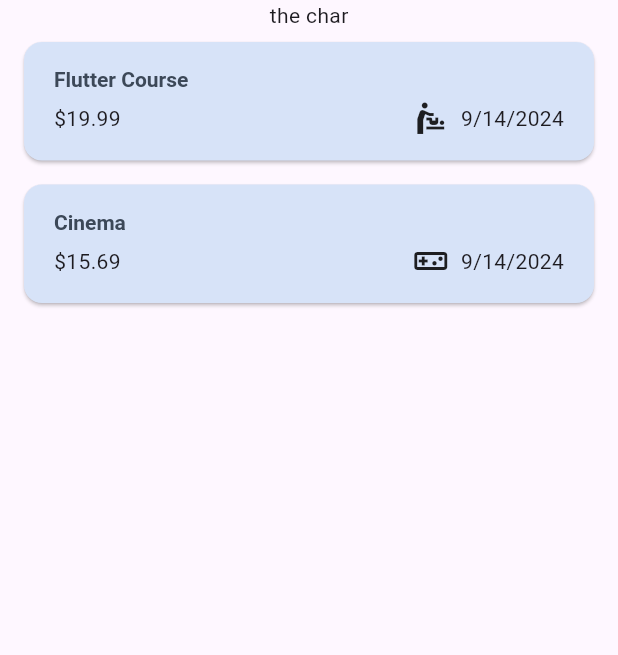
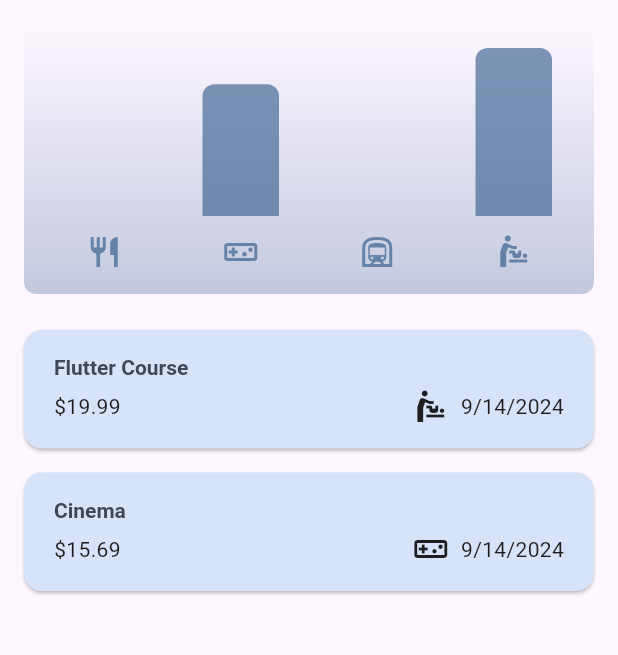
Before and after one commit to yusheng593/expense_tracker, a Flutter app: the screen it shows after launch, on a phone screen of 412 x 824 dp, the part 84-739 px from its top. Run offline on Flutter 3.47's test engine with Material 3 defaults, Android fonts, the phone set to English and light mode, and no system bars.

Commit message:
添加圖表

```diff
--- a/lib/models/expense.dart
+++ b/lib/models/expense.dart
@@ -34,3 +34,27 @@ class Expense {
   // }
   String get formattedDate => formatter.format(date);
 }
+
+class ExpenseBucket {
+  const ExpenseBucket({
+    required this.category,
+    required this.expenses,
+  });
+// 使用時輸入List<Expense>類型的參數，會取出符合 enum category 類型的資料放進你的變量中
+  ExpenseBucket.forCategory(List<Expense> allExpenses, this.category)
+      : expenses = allExpenses
+            .where((expense) => expense.category == category)
+            .toList();
+
+  final Category category;
+  final List<Expense> expenses;
+
+  double get totalExpenses {
+    double sum = 0;
+    for (final expense in expenses) {
+      sum += expense.amount;
+    }
+
+    return sum;
+  }
+}
--- /dev/null
+++ b/lib/widgets/chart/chart.dart
@@ -0,0 +1,95 @@
+import 'package:flutter/material.dart';
+
+import 'package:expense_tracker/widgets/chart/chart_bar.dart';
+import 'package:expense_tracker/models/expense.dart';
+
+class Chart extends StatelessWidget {
+  const Chart({super.key, required this.expenses});
+
+  final List<Expense> expenses;
+
+  List<ExpenseBucket> get buckets {
+    return [
+      ExpenseBucket.forCategory(expenses, Category.food),
+      ExpenseBucket.forCategory(expenses, Category.leisure),
+      ExpenseBucket.forCategory(expenses, Category.travel),
+      ExpenseBucket.forCategory(expenses, Category.work),
+    ];
+  }
+
+  double get maxTotalExpense {
+    double maxTotalExpense = 0;
+
+    for (final bucket in buckets) {
+      if (bucket.totalExpenses > maxTotalExpense) {
+        maxTotalExpense = bucket.totalExpenses;
+      }
+    }
+
+    return maxTotalExpense;
+  }
+
+  @override
+  Widget build(BuildContext context) {
+    final isDarkMode =
+        MediaQuery.of(context).platformBrightness == Brightness.dark;
+    return Container(
+      margin: const EdgeInsets.all(16),
+      padding: const EdgeInsets.symmetric(
+        vertical: 16,
+        horizontal: 8,
+      ),
+      width: double.infinity,
+      height: 180,
+      decoration: BoxDecoration(
+        borderRadius: BorderRadius.circular(8),
+        gradient: LinearGradient(
+          colors: [
+            Theme.of(context).colorScheme.primary.withOpacity(0.3),
+            Theme.of(context).colorScheme.primary.withOpacity(0.0)
+          ],
+          begin: Alignment.bottomCenter,
+          end: Alignment.topCenter,
+        ),
+      ),
+      child: Column(
+        children: [
+          Expanded(
+            child: Row(
+              crossAxisAlignment: CrossAxisAlignment.end,
+              children: [
+                for (final bucket in buckets) // alternative to map()
+                  ChartBar(
+                    fill: bucket.totalExpenses == 0
+                        ? 0
+                        : bucket.totalExpenses / maxTotalExpense,
+                  )
+              ],
+            ),
+          ),
+          const SizedBox(height: 12),
+          Row(
+            children: buckets
+                .map(
+                  (bucket) => Expanded(
+                    child: Padding(
+                      padding: const EdgeInsets.symmetric(horizontal: 4),
+                      child: Icon(
+                        categoryIcons[bucket.category],
+                        color: isDarkMode
+                            ? Theme.of(context).colorScheme.secondary
+                            : Theme.of(context)
+                                .colorScheme
+                                .primary
+                                .withOpacity(0.7),
+                      ),
+                    ),
+                  ),
+                )
+                .toList(),
+          )
+        ],
+      ),
+    );
+  }
+}
--- /dev/null
+++ b/lib/widgets/chart/chart_bar.dart
@@ -0,0 +1,34 @@
+import 'package:flutter/material.dart';
+
+class ChartBar extends StatelessWidget {
+  const ChartBar({
+    super.key,
+    required this.fill,
+  });
+
+  final double fill;
+
+  @override
+  Widget build(BuildContext context) {
+    final isDarkMode =
+        MediaQuery.of(context).platformBrightness == Brightness.dark;
+    return Expanded(
+      child: Padding(
+        padding: const EdgeInsets.symmetric(horizontal: 20),
+        child: FractionallySizedBox(
+          heightFactor: fill,
+          child: DecoratedBox(
+            decoration: BoxDecoration(
+              shape: BoxShape.rectangle,
+              borderRadius:
+                  const BorderRadius.vertical(top: Radius.circular(8)),
+              color: isDarkMode
+                  ? Theme.of(context).colorScheme.secondary
+                  : Theme.of(context).colorScheme.primary.withOpacity(0.65),
+            ),
+          ),
+        ),
+      ),
+    );
+  }
+}
--- a/lib/widgets/expenses.dart
+++ b/lib/widgets/expenses.dart
@@ -1,3 +1,4 @@
+import 'package:expense_tracker/widgets/chart/chart.dart';
 import 'package:expense_tracker/widgets/expenses_list/expenses_list.dart';
 import 'package:expense_tracker/models/expense.dart';
 import 'package:expense_tracker/widgets/new_expense.dart';
@@ -91,7 +92,7 @@ class _ExpensesState extends State<Expenses> {
       ),
       body: Column(
         children: [
-          const Text('the char'),
+          Chart(expenses: _registeredExpenses),
           Expanded(
             child: mainContent,
           )
```
